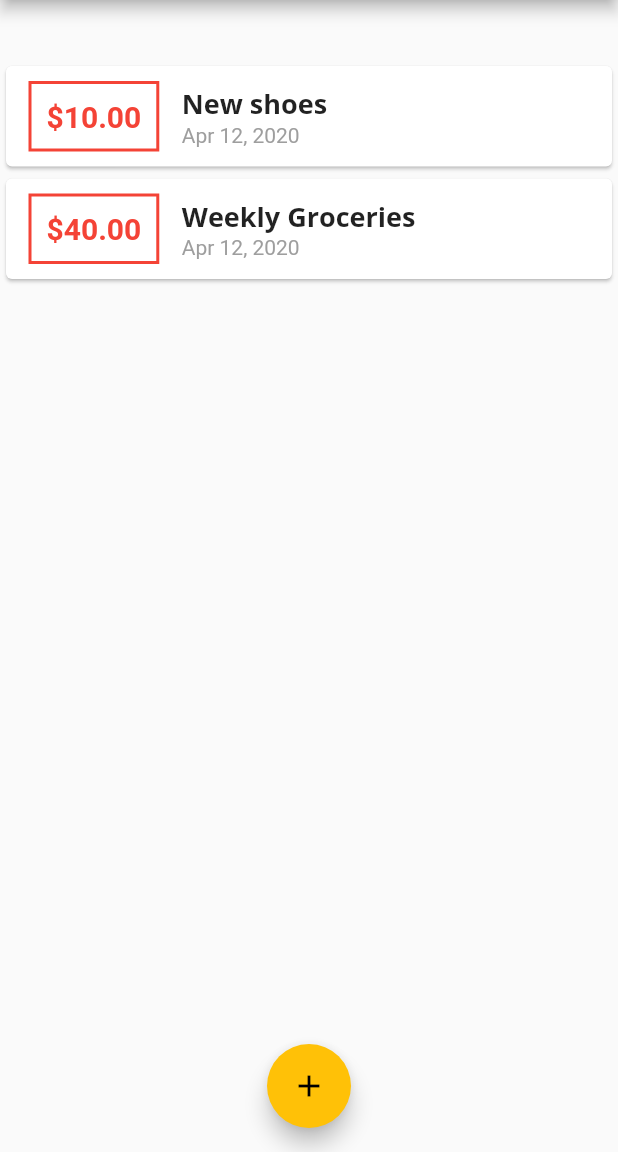
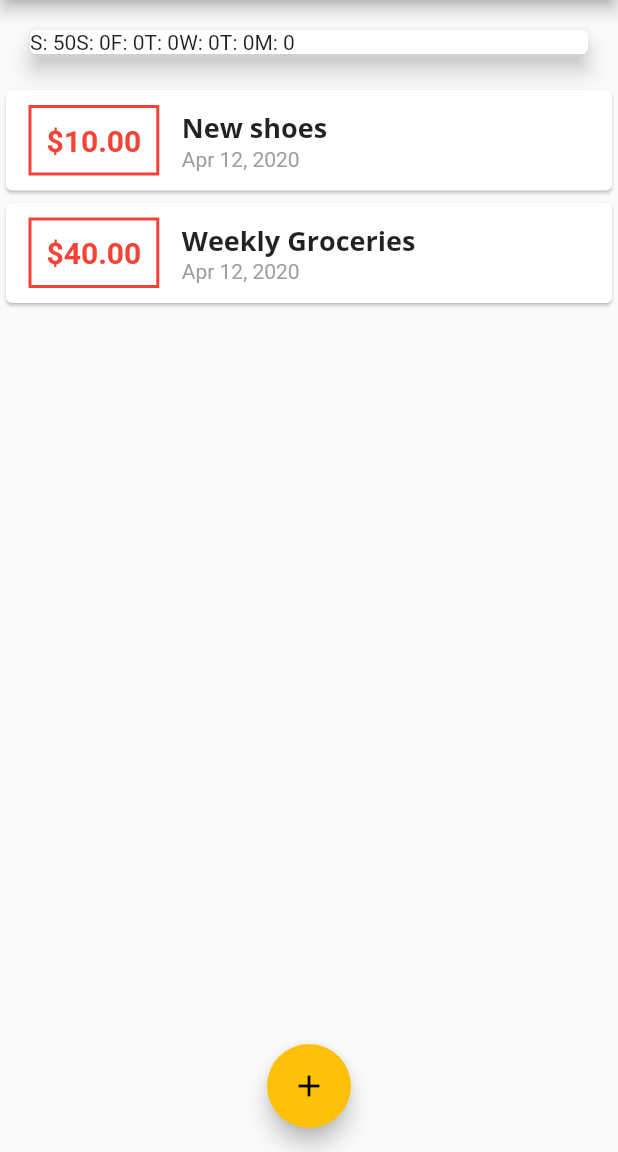
Before and after one commit to shamilihsan/expense_app, a Flutter app: the screen it shows after launch, on a phone screen of 412 x 824 dp, the part 84-1236 px from its top. Run offline on Flutter 3.47's test engine with Material 2 defaults, Android fonts, the phone set to English and light mode, and no system bars; Roboto replaces fonts that are missing (Open Sans).

Commit message:
added chart bar

```diff
--- a/lib/widgets/chart.dart
+++ b/lib/widgets/chart.dart
@@ -24,11 +24,8 @@ class Chart extends StatelessWidget {
         }
       }
 
-      print(DateFormat.E().format((weekDay)));
-      print(totalSum);
-
       return {
-        'day': DateFormat.E().format(weekDay),
+        'day': DateFormat.E().format(weekDay).substring(0, 1),
         'amount': totalSum,
       };
     });
@@ -36,12 +33,15 @@ class Chart extends StatelessWidget {
 
   @override
   Widget build(BuildContext context) {
-    print(groupedTransactionValues);
     return Card(
       elevation: 6,
       margin: EdgeInsets.all(20),
       child: Row(
-        children: <Widget>[],
+        children: groupedTransactionValues.map((data) {
+          return Text(
+            '${data['day']}: ${data['amount']}',
+          );
+        }).toList(),
       ),
     );
   }
```
Also changed, not shown: lib/widgets/chart_bar.dart (added, +41 -0 lines).
